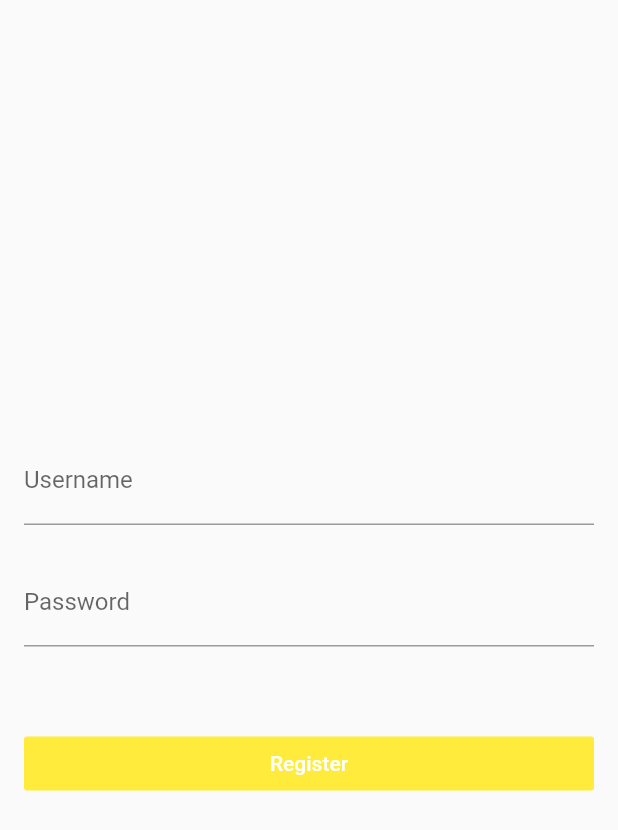
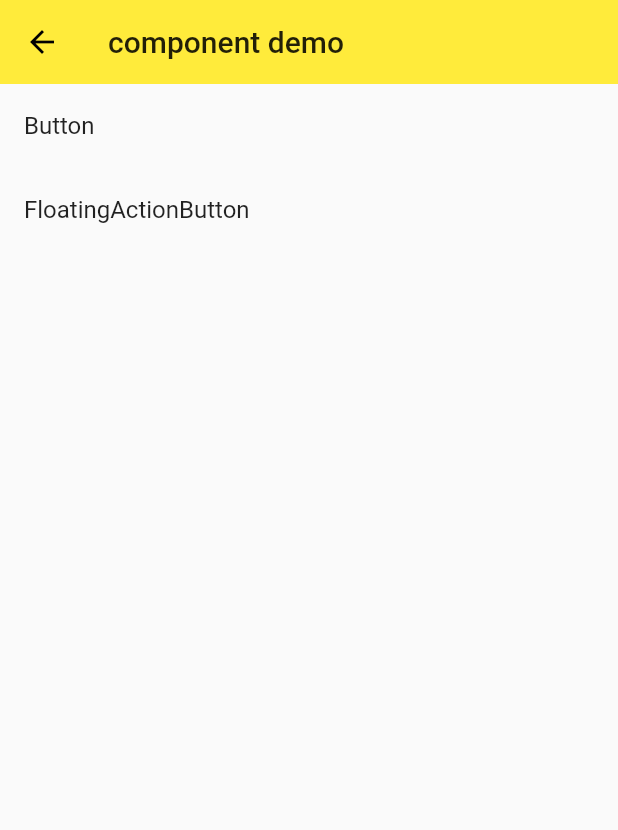
Before and after one commit to judastatus/helloflutter, a Flutter app: the screen it shows after launch, on a phone screen of 412 x 824 dp. Shown: the top 830 px of the screen. Run offline on Flutter 3.47's test engine with Material 2 defaults, Android fonts, the phone set to English and light mode, and no system bars; missing offline and left inert: dart:ffi.

Commit message:
feat: component

```diff
--- /dev/null
+++ b/lib/demo/component_demo.dart
@@ -0,0 +1,44 @@
+import 'package:flutter/material.dart';
+import '../demo/floating_action_buttom_demo.dart';
+import '../demo/button_demo.dart';
+
+class ComponentDemo extends StatelessWidget {
+  @override
+  Widget build(BuildContext context) {
+    return Scaffold(
+      appBar: AppBar(
+        title: Text("component demo"),
+        elevation: 0.0,
+      ),
+      body: ListView(
+        children: <Widget>[
+          ListItem(title: 'Button', page: ButtonDemo()),
+          ListItem(
+              title: 'FloatingActionButton', page: FloatingActionButtonDemo()),
+        ],
+      ),
+    );
+  }
+}
+
+class ListItem extends StatelessWidget {
+  final String title;
+  final Widget page;
+
+  ListItem({
+    this.title,
+    this.page,
+  });
+
+  @override
+  Widget build(BuildContext context) {
+    return ListTile(
+      title: Text(title),
+      onTap: () {
+        Navigator.of(context).push(
+          MaterialPageRoute(builder: (context) => page),
+        );
+      },
+    );
+  }
+}
--- a/lib/main.dart
+++ b/lib/main.dart
@@ -3,6 +3,7 @@ import 'dart:ffi';
 import 'package:flutter/material.dart';
 import 'package:helloflutter/demo/basic_demo.dart';
 import 'package:helloflutter/demo/bottom_navigation_bar_demo.dart';
+import 'package:helloflutter/demo/component_demo.dart';
 import 'package:helloflutter/demo/drawer_demo.dart';
 import 'package:helloflutter/demo/form_demo.dart';
 import 'package:helloflutter/demo/layout_demo.dart';
@@ -21,12 +22,13 @@ class App extends StatelessWidget {
   Widget build(BuildContext context) {
     return MaterialApp(
       debugShowCheckedModeBanner: false,
-      initialRoute: "/form",
+      initialRoute: "/com",
       // home: Home(),
       routes: {
         "/": (context) => Home(),
         '/about': (context) => ListViewDemo(),
-        "/form": (context) => FormDemo()
+        "/form": (context) => FormDemo(),
+        "/com": (context) => ComponentDemo()
       },
       theme: ThemeData(
           primarySwatch: Colors.yellow,
```
Also changed, not shown: lib/demo/button_demo.dart (added, +213 -0 lines), lib/demo/floating_action_buttom_demo.dart (added, +37 -0 lines).
